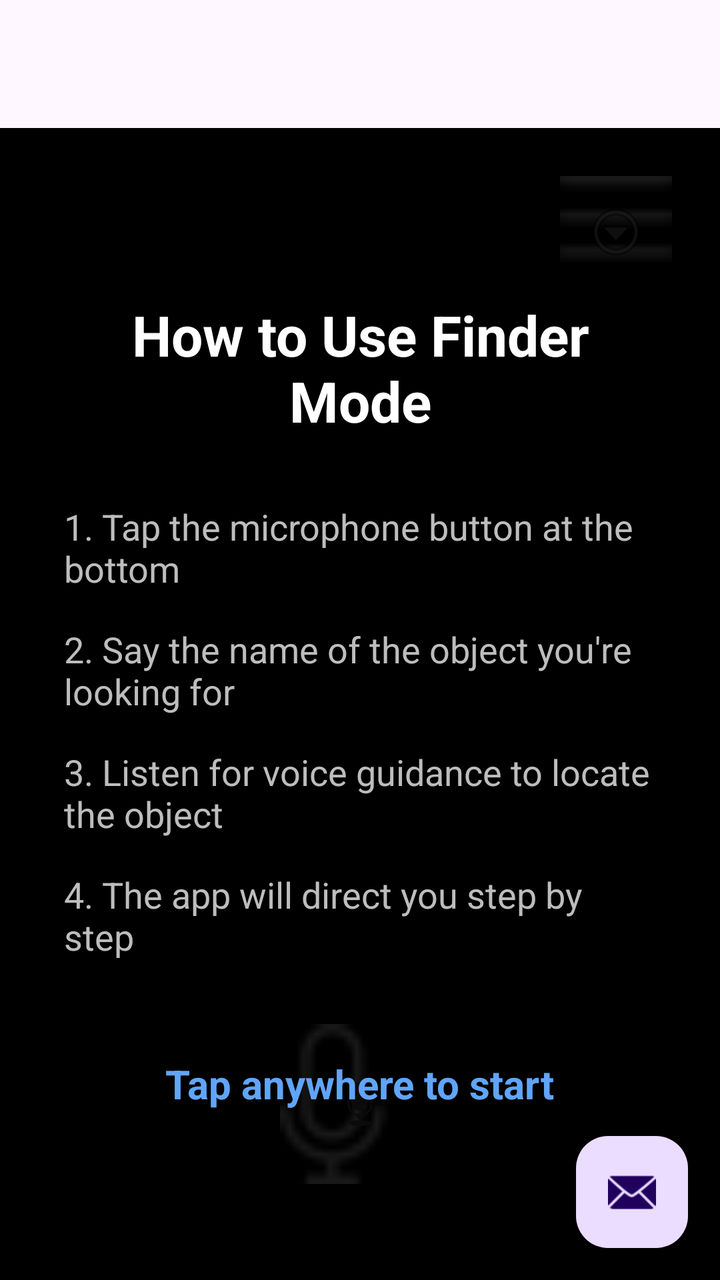
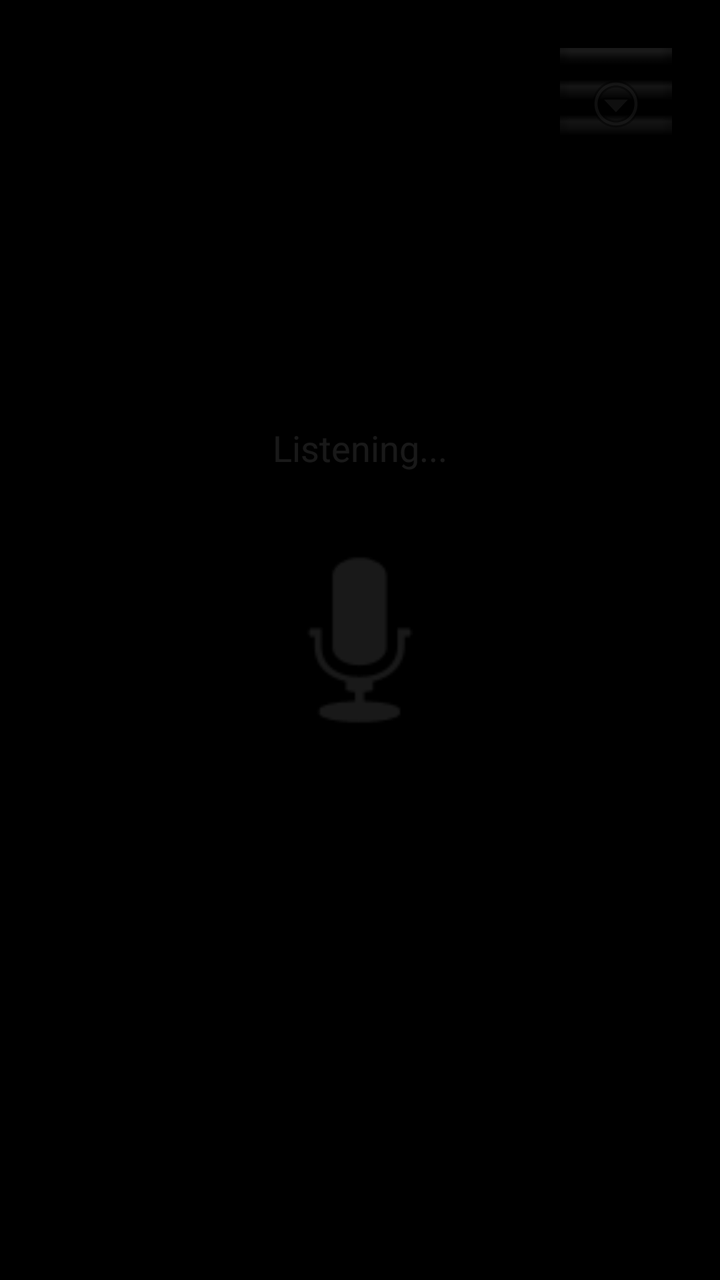

Before-and-after screenshots of an Android layout around one commit, followed by the original layout XML and the change that was made.
<!-- AndroidManifest.xml: activity theme Theme.Vocasee -->
<!-- res/layout/activity_finder.xml -->
<?xml version="1.0" encoding="utf-8"?>
<androidx.coordinatorlayout.widget.CoordinatorLayout xmlns:android="http://schemas.android.com/apk/res/android"
    xmlns:app="http://schemas.android.com/apk/res-auto"
    xmlns:tools="http://schemas.android.com/tools"
    android:id="@+id/main"
    android:layout_width="match_parent"
    android:layout_height="match_parent"
    android:fitsSystemWindows="true"
    tools:context=".FinderActivity">

    <com.google.android.material.appbar.AppBarLayout
        android:layout_width="match_parent"
        android:layout_height="wrap_content"
        android:fitsSystemWindows="true">

        <com.google.android.material.appbar.MaterialToolbar
            android:id="@+id/toolbar"
            android:layout_width="match_parent"
            android:layout_height="?attr/actionBarSize" />

    </com.google.android.material.appbar.AppBarLayout>

    <RelativeLayout
        android:layout_width="match_parent"
        android:layout_height="match_parent"
        android:background="@color/black"
        app:layout_behavior="@string/appbar_scrolling_view_behavior">

        
        <FrameLayout
            android:id="@+id/cameraPreview"
            android:layout_width="match_parent"
            android:layout_height="match_parent" />

        
        <ImageButton
            android:id="@+id/btnMenu"
            android:layout_width="56dp"
            android:layout_height="56dp"
            android:layout_alignParentTop="true"
            android:layout_alignParentEnd="true"
            android:layout_margin="24dp"
            android:background="@drawable/menu"
            android:src="@android:drawable/ic_menu_more"
            android:contentDescription="Menu" />

        
        <ImageButton
            android:id="@+id/btnMicrophone"
            android:layout_width="80dp"
            android:layout_height="80dp"
            android:layout_alignParentBottom="true"
            android:layout_centerHorizontal="true"
            android:layout_marginBottom="48dp"
            android:background="@drawable/microphone_outline"
            android:src="@android:drawable/ic_btn_speak_now"
            android:contentDescription="Tap to search" />

        
        <TextView
            android:id="@+id/tvStatus"
            android:layout_width="wrap_content"
            android:layout_height="wrap_content"
            android:layout_centerInParent="true"
            android:text="Point camera at the area"
            android:textSize="20sp"
            android:textColor="@color/white"
            android:textStyle="bold"
            android:visibility="gone" />

        
        <LinearLayout
            android:id="@+id/tutorialOverlay"
            android:layout_width="match_parent"
            android:layout_height="match_parent"
            android:background="#E6000000"
            android:orientation="vertical"
            android:gravity="center"
            android:padding="32dp"
            android:clickable="true"
            android:focusable="true"
            android:visibility="visible">

            <TextView
                android:layout_width="wrap_content"
                android:layout_height="wrap_content"
                android:text="@string/tutorial_title"
                android:textSize="28sp"
                android:textColor="@color/white"
                android:textStyle="bold"
                android:gravity="center" />

            <TextView
                android:layout_width="wrap_content"
                android:layout_height="wrap_content"
                android:layout_marginTop="32dp"
                android:text="@string/tutorial_step1"
                android:textSize="18sp"
                android:textColor="@color/gray_light" />

            <TextView
                android:layout_width="wrap_content"
                android:layout_height="wrap_content"
                android:layout_marginTop="16dp"
                android:text="@string/tutorial_step2"
                android:textSize="18sp"
                android:textColor="@color/gray_light" />

            <TextView
                android:layout_width="wrap_content"
                android:layout_height="wrap_content"
                android:layout_marginTop="16dp"
                android:text="@string/tutorial_step3"
                android:textSize="18sp"
                android:textColor="@color/gray_light" />

            <TextView
                android:layout_width="wrap_content"
                android:layout_height="wrap_content"
                android:layout_marginTop="16dp"
                android:text="@string/tutorial_step4"
                android:textSize="18sp"
                android:textColor="@color/gray_light" />

            <TextView
                android:layout_width="wrap_content"
                android:layout_height="wrap_content"
                android:layout_marginTop="48dp"
                android:text="@string/tap_to_start"
                android:textSize="20sp"
                android:textColor="@color/blue_accent"
                android:textStyle="bold" />

        </LinearLayout>

    </RelativeLayout>

    <com.google.android.material.floatingactionbutton.FloatingActionButton
        android:id="@+id/fab"
        android:layout_width="wrap_content"
        android:layout_height="wrap_content"
        android:layout_gravity="bottom|end"
        android:layout_marginEnd="@dimen/fab_margin"
        android:layout_marginBottom="16dp"
        app:srcCompat="@android:drawable/ic_dialog_email" />

</androidx.coordinatorlayout.widget.CoordinatorLayout>
<!-- resources referenced by this layout -->
<resources>
  <color name="black">#000000</color>
  <color name="blue_accent">#60A5FA</color>
  <color name="gray_light">#BDBDBD</color>
  <color name="white">#FFFFFF</color>
  <dimen name="fab_margin">16dp</dimen>
  <!-- drawable menu: png bitmap (drawable, 201 bytes) -->
  <!-- drawable microphone_outline: png bitmap (drawable, 521 bytes) -->
  <string name="tap_to_start">Tap anywhere to start</string>
  <string name="tutorial_step1">1. Tap the microphone button at the bottom</string>
  <string name="tutorial_step2">2. Say the name of the object you\'re looking for</string>
  <string name="tutorial_step3">3. Listen for voice guidance to locate the object</string>
  <string name="tutorial_step4">4. The app will direct you step by step</string>
  <string name="tutorial_title">How to Use Finder Mode</string>
  <style name="Theme.Vocasee" parent="Base.Theme.Vocasee" />
  <style name="Base.Theme.Vocasee" parent="Theme.Material3.DayNight.NoActionBar">
          
          
      </style>
</resources>

<!-- the commit's change to res/layout/activity_finder.xml (unified diff, before → after) -->
@@ -1,30 +1,16 @@
 <?xml version="1.0" encoding="utf-8"?>
-<androidx.coordinatorlayout.widget.CoordinatorLayout xmlns:android="http://schemas.android.com/apk/res/android"
+<androidx.coordinatorlayout.widget.CoordinatorLayout
+    xmlns:android="http://schemas.android.com/apk/res/android"
     xmlns:app="http://schemas.android.com/apk/res-auto"
-    xmlns:tools="http://schemas.android.com/tools"
     android:id="@+id/main"
     android:layout_width="match_parent"
-    android:layout_height="match_parent"
-    android:fitsSystemWindows="true"
-    tools:context=".FinderActivity">
-
-    <com.google.android.material.appbar.AppBarLayout
-        android:layout_width="match_parent"
-        android:layout_height="wrap_content"
-        android:fitsSystemWindows="true">
-
-        <com.google.android.material.appbar.MaterialToolbar
-            android:id="@+id/toolbar"
-            android:layout_width="match_parent"
-            android:layout_height="?attr/actionBarSize" />
-
-    </com.google.android.material.appbar.AppBarLayout>
+    android:layout_height="match_parent">
 
     <RelativeLayout
+        android:id="@+id/relativeLayout"
         android:layout_width="match_parent"
         android:layout_height="match_parent"
-        android:background="@color/black"
-        app:layout_behavior="@string/appbar_scrolling_view_behavior">
+        android:background="@color/black">
 
         
         <FrameLayout
@@ -45,103 +31,104 @@
             android:contentDescription="Menu" />
 
         
-        <ImageButton
-            android:id="@+id/btnMicrophone"
-            android:layout_width="80dp"
-            android:layout_height="80dp"
-            android:layout_alignParentBottom="true"
-            android:layout_centerHorizontal="true"
-            android:layout_marginBottom="48dp"
-            android:background="@drawable/microphone_outline"
-            android:src="@android:drawable/ic_btn_speak_now"
-            android:contentDescription="Tap to search" />
+        <FrameLayout
+            android:id="@+id/voiceAnimationContainer"
+            android:layout_width="120dp"
+            android:layout_height="120dp"
+            android:layout_centerInParent="true">
+
+            
+            <ImageView
+                android:id="@+id/btnMicrophone"
+                android:layout_width="match_parent"
+                android:layout_height="match_parent"
+                android:src="@android:drawable/ic_btn_speak_now"
+                android:tint="@color/white"
+                android:clickable="true"
+                android:focusable="true" />
+
+            
+            <LinearLayout
+                android:id="@+id/speakingDots"
+                android:layout_width="wrap_content"
+                android:layout_height="wrap_content"
+                android:layout_gravity="center"
+                android:orientation="horizontal"
+                android:visibility="gone">
+
+                <View style="@style/DotStyle"/>
+                <View style="@style/DotStyle"/>
+                <View style="@style/DotStyle"/>
+
+            </LinearLayout>
+
+        </FrameLayout>
 
         
         <TextView
             android:id="@+id/tvStatus"
             android:layout_width="wrap_content"
             android:layout_height="wrap_content"
-            android:layout_centerInParent="true"
-            android:text="Point camera at the area"
-            android:textSize="20sp"
+            android:layout_centerHorizontal="true"
+            android:layout_above="@id/voiceAnimationContainer"
+            android:layout_marginBottom="24dp"
+            android:text="Listening..."
             android:textColor="@color/white"
-            android:textStyle="bold"
-            android:visibility="gone" />
-
-        
-        <LinearLayout
-            android:id="@+id/tutorialOverlay"
-            android:layout_width="match_parent"
-            android:layout_height="match_parent"
-            android:background="#E6000000"
-            android:orientation="vertical"
-            android:gravity="center"
-            android:padding="32dp"
-            android:clickable="true"
-            android:focusable="true"
-            android:visibility="visible">
-
-            <TextView
-                android:layout_width="wrap_content"
-                android:layout_height="wrap_content"
-                android:text="@string/tutorial_title"
-                android:textSize="28sp"
-                android:textColor="@color/white"
-                android:textStyle="bold"
-                android:gravity="center" />
-
-            <TextView
-                android:layout_width="wrap_content"
-                android:layout_height="wrap_content"
-                android:layout_marginTop="32dp"
-                android:text="@string/tutorial_step1"
-                android:textSize="18sp"
-                android:textColor="@color/gray_light" />
-
-            <TextView
-                android:layout_width="wrap_content"
-                android:layout_height="wrap_content"
-                android:layout_marginTop="16dp"
-                android:text="@string/tutorial_step2"
-                android:textSize="18sp"
-                android:textColor="@color/gray_light" />
-
-            <TextView
-                android:layout_width="wrap_content"
-                android:layout_height="wrap_content"
-                android:layout_marginTop="16dp"
-                android:text="@string/tutorial_step3"
-                android:textSize="18sp"
-                android:textColor="@color/gray_light" />
-
-            <TextView
-                android:layout_width="wrap_content"
-                android:layout_height="wrap_content"
-                android:layout_marginTop="16dp"
-                android:text="@string/tutorial_step4"
-                android:textSize="18sp"
-                android:textColor="@color/gray_light" />
-
-            <TextView
-                android:layout_width="wrap_content"
-                android:layout_height="wrap_content"
-                android:layout_marginTop="48dp"
-                android:text="@string/tap_to_start"
-                android:textSize="20sp"
-                android:textColor="@color/blue_accent"
-                android:textStyle="bold" />
-
-        </LinearLayout>
+            android:textSize="18sp" />
 
     </RelativeLayout>
 
-    <com.google.android.material.floatingactionbutton.FloatingActionButton
-        android:id="@+id/fab"
-        android:layout_width="wrap_content"
-        android:layout_height="wrap_content"
-        android:layout_gravity="bottom|end"
-        android:layout_marginEnd="@dimen/fab_margin"
-        android:layout_marginBottom="16dp"
-        app:srcCompat="@android:drawable/ic_dialog_email" />
+    
+    <LinearLayout
+        android:id="@+id/tutorialOverlay"
+        android:layout_width="match_parent"
+        android:layout_height="match_parent"
+        android:background="#E6000000"
+        android:gravity="center"
+        android:orientation="vertical"
+        android:padding="32dp"
+        android:clickable="true"
+        android:focusable="true"
+        android:visibility="visible">
+
+        <TextView
+            android:text="@string/tutorial_title"
+            android:textColor="@color/white"
+            android:textSize="28sp"
+            android:textStyle="bold"
+            android:gravity="center"/>
+
+        <TextView
+            android:layout_marginTop="32dp"
+            android:text="@string/tutorial_step1"
+            android:textColor="@color/gray_light"
+            android:textSize="18sp"/>
+
+        <TextView
+            android:layout_marginTop="16dp"
+            android:text="@string/tutorial_step2"
+            android:textColor="@color/gray_light"
+            android:textSize="18sp"/>
+
+        <TextView
+            android:layout_marginTop="16dp"
+            android:text="@string/tutorial_step3"
+            android:textColor="@color/gray_light"
+            android:textSize="18sp"/>
+
+        <TextView
+            android:layout_marginTop="16dp"
+            android:text="@string/tutorial_step4"
+            android:textColor="@color/gray_light"
+            android:textSize="18sp"/>
+
+        <TextView
+            android:layout_marginTop="48dp"
+            android:text="@string/tap_to_start"
+            android:textColor="@color/blue_accent"
+            android:textSize="20sp"
+            android:textStyle="bold"/>
+
+    </LinearLayout>
 
 </androidx.coordinatorlayout.widget.CoordinatorLayout>
<!-- resource entries referenced after the edit -->
@@ -4,16 +4,27 @@
   <color name="blue_accent">#60A5FA</color>
   <color name="gray_light">#BDBDBD</color>
   <color name="white">#FFFFFF</color>
-  <dimen name="fab_margin">16dp</dimen>
   <!-- drawable menu: png bitmap (drawable, 201 bytes) -->
-  <!-- drawable microphone_outline: png bitmap (drawable, 521 bytes) -->
   <string name="tap_to_start">Tap anywhere to start</string>
   <string name="tutorial_step1">1. Tap the microphone button at the bottom</string>
   <string name="tutorial_step2">2. Say the name of the object you\'re looking for</string>
   <string name="tutorial_step3">3. Listen for voice guidance to locate the object</string>
   <string name="tutorial_step4">4. The app will direct you step by step</string>
   <string name="tutorial_title">How to Use Finder Mode</string>
+  <style name="DotStyle">
+          <item name="android:layout_width">12dp</item>
+          <item name="android:layout_height">12dp</item>
+          <item name="android:layout_margin">4dp</item>
+          <item name="android:background">@drawable/dot_circle</item>
+      </style>
   <style name="Theme.Vocasee" parent="Base.Theme.Vocasee" />
+  <!-- drawable dot_circle (drawable) -->
+  <?xml version="1.0" encoding="utf-8"?>
+  <shape xmlns:android="http://schemas.android.com/apk/res/android"
+      android:shape="oval">
+      <size android:width="12dp" android:height="12dp"/>
+      <solid android:color="@color/white"/>
+  </shape>
   <style name="Base.Theme.Vocasee" parent="Theme.Material3.DayNight.NoActionBar">
           
           
